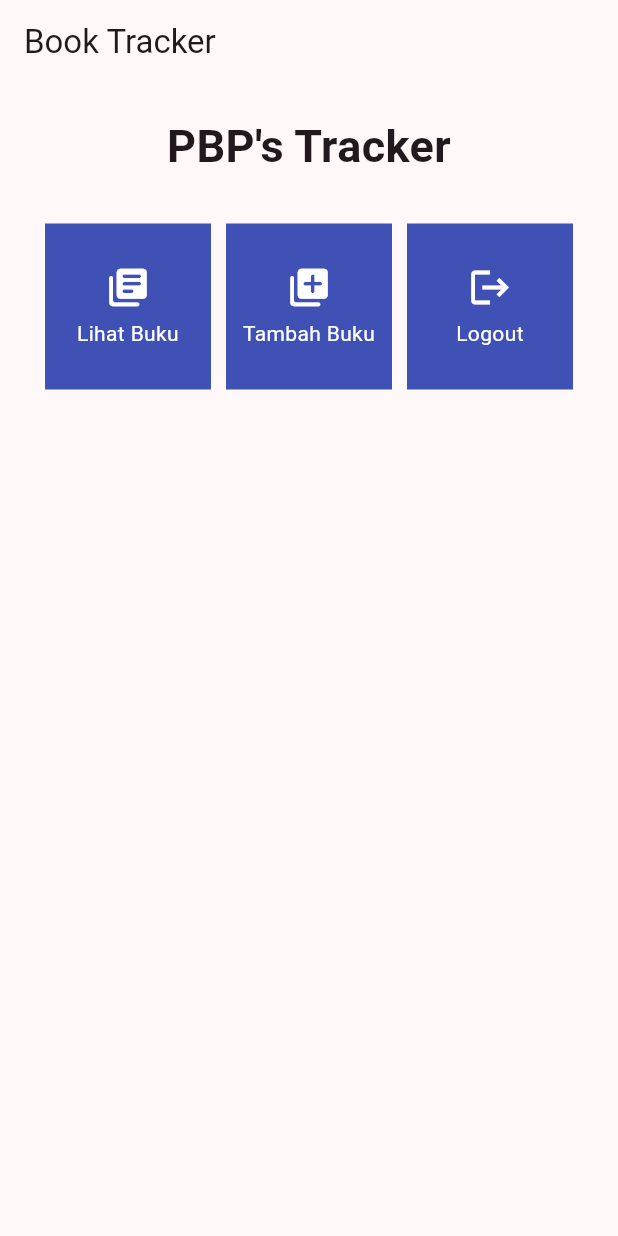
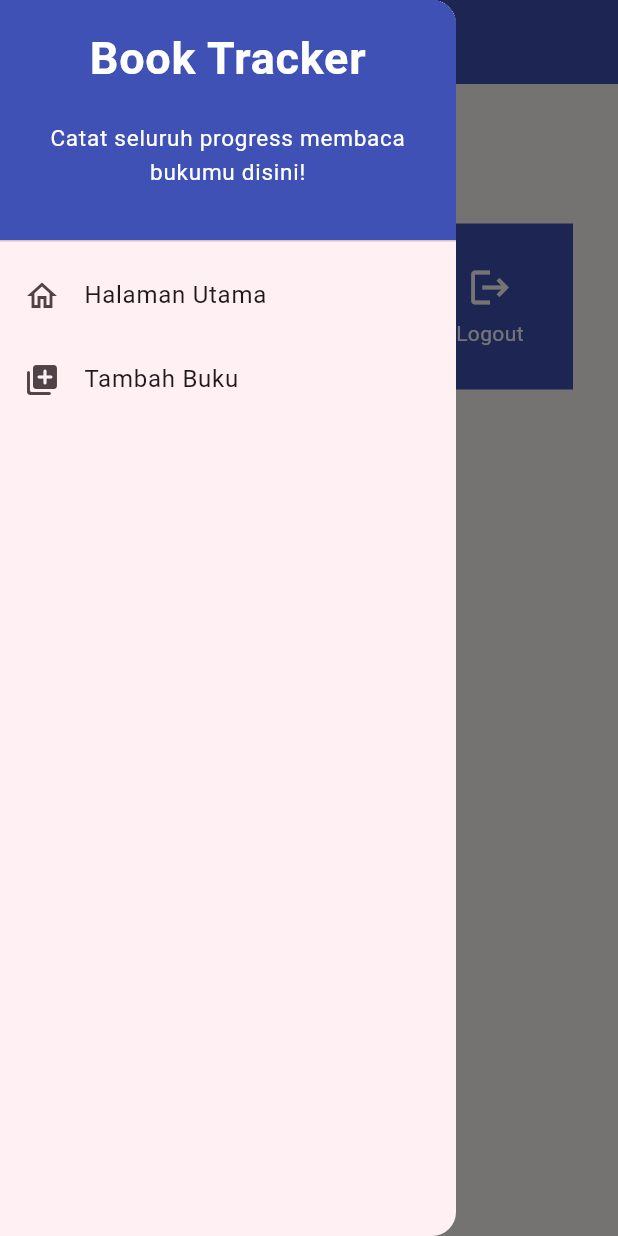
Before and after one commit to nairisfa/book-tracker-mobile, a Flutter app: the screen it shows after launch, with the side drawer open (before the commit the screen has no drawer), on a phone screen of 412 x 824 dp. Run offline on Flutter 3.47's test engine with Material 3 defaults, Android fonts, the phone set to English and light mode, and no system bars.

Commit message:
Tutorial 7

```diff
--- a/lib/main.dart
+++ b/lib/main.dart
@@ -1,5 +1,5 @@
 import 'package:flutter/material.dart';
-import 'package:book_tracker/menu.dart';
+import 'package:book_tracker/screens/menu.dart';
 
 void main() {
   runApp(const MyApp());
--- a/lib/menu.dart
+++ /dev/null
@@ -1,126 +0,0 @@
-import 'package:flutter/material.dart';
-
-class MyHomePage extends StatelessWidget {
-    MyHomePage({super.key});
-
-  // This widget is the home page of your application. It is stateful, meaning
-  // that it has a State object (defined below) that contains fields that affect
-  // how it looks.
-
-  final List<TrackerItem> items = [
-    TrackerItem("Lihat Buku", Icons.library_books_rounded),
-    TrackerItem("Tambah Buku", Icons.library_add_rounded),
-    TrackerItem("Logout", Icons.logout),
-];
-
-  // This class is the configuration for the state. It holds the values (in this
-  // case the title) provided by the parent (in this case the App widget) and
-  // used by the build method of the State. Fields in a Widget subclass are
-  // always marked "final".
-
-  @override
-  Widget build(BuildContext context) {
-    // This method is rerun every time setState is called, for instance as done
-    // by the _incrementCounter method above.
-    //
-    // The Flutter framework has been optimized to make rerunning build methods
-    // fast, so that you can just rebuild anything that needs updating rather
-    // than having to individually change instances of widgets.
-    return Scaffold(
-        appBar: AppBar(
-        title: const Text(
-            'Book Tracker',
-        ),
-        ),
-        body: SingleChildScrollView(
-        // Widget wrapper yang dapat discroll
-        child: Padding(
-            padding: const EdgeInsets.all(10.0), // Set padding dari halaman
-            child: Column(
-            // Widget untuk menampilkan children secara vertikal
-            children: <Widget>[
-                const Padding(
-                padding: EdgeInsets.only(top: 10.0, bottom: 10.0),
-                // Widget Text untuk menampilkan tulisan dengan alignment center dan style yang sesuai
-                child: Text(
-                    'PBP\'s Tracker', // Text yang menandakan tracker
-                    textAlign: TextAlign.center,
-                    style: TextStyle(
-                    fontSize: 30,
-                    fontWeight: FontWeight.bold,
-                    ),
-                ),
-                ),
-                // Grid layout
-                GridView.count(
-                // Container pada card kita.
-                primary: true,
-                padding: const EdgeInsets.all(20),
-                crossAxisSpacing: 10,
-                mainAxisSpacing: 10,
-                crossAxisCount: 3,
-                shrinkWrap: true,
-                children: items.map((TrackerItem item) {
-                    // Iterasi untuk setiap item
-                    return TrackerCard(item);
-                }).toList(),
-                ),
-            ],
-            ),
-        ),
-        ),
-    );
-  }
-}
-
-class TrackerItem {
-    final String name;
-    final IconData icon;
-
-    TrackerItem(this.name, this.icon);
-}
-
-class TrackerCard extends StatelessWidget {
-    final TrackerItem item;
-
-    const TrackerCard(this.item, {super.key}); // Constructor
-
-    @override
-    Widget build(BuildContext context) {
-    return Material(
-        color: Colors.indigo,
-        child: InkWell(
-        // Area responsive terhadap sentuhan
-        onTap: () {
-            // Memunculkan SnackBar ketika diklik
-            ScaffoldMessenger.of(context)
-            ..hideCurrentSnackBar()
-            ..showSnackBar(SnackBar(
-                content: Text("Kamu telah menekan tombol ${item.name}!")));
-        },
-        child: Container(
-            // Container untuk menyimpan Icon dan Text
-            padding: const EdgeInsets.all(8),
-            child: Center(
-            child: Column(
-                mainAxisAlignment: MainAxisAlignment.center,
-                children: [
-                Icon(
-                    item.icon,
-                    color: Colors.white,
-                    size: 30.0,
-                ),
-                const Padding(padding: EdgeInsets.all(3)),
-                Text(
-                    item.name,
-                    textAlign: TextAlign.center,
-                    style: const TextStyle(color: Colors.white),
-                ),
-                ],
-            ),
-            ),
-        ),
-        ),
-    );
-    }
-}
--- /dev/null
+++ b/lib/screens/menu.dart
@@ -0,0 +1,82 @@
+import 'package:book_tracker/widgets/tracker_card.dart';
+import 'package:flutter/material.dart';
+
+// Impor drawer widget
+import 'package:book_tracker/widgets/left_drawer.dart';
+
+class MyHomePage extends StatelessWidget {
+  MyHomePage({super.key});
+
+  // This widget is the home page of your application. It is stateful, meaning
+  // that it has a State object (defined below) that contains fields that affect
+  // how it looks.
+
+  final List<TrackerItem> items = [
+    TrackerItem("Lihat Buku", Icons.library_books_rounded),
+    TrackerItem("Tambah Buku", Icons.library_add_rounded),
+    TrackerItem("Logout", Icons.logout),
+  ];
+
+  // This class is the configuration for the state. It holds the values (in this
+  // case the title) provided by the parent (in this case the App widget) and
+  // used by the build method of the State. Fields in a Widget subclass are
+  // always marked "final".
+
+  @override
+  Widget build(BuildContext context) {
+    // This method is rerun every time setState is called, for instance as done
+    // by the _incrementCounter method above.
+    //
+    // The Flutter framework has been optimized to make rerunning build methods
+    // fast, so that you can just rebuild anything that needs updating rather
+    // than having to individually change instances of widgets.
+    return Scaffold(
+      appBar: AppBar(
+        title: const Text(
+          'Book Tracker',
+        ),
+        backgroundColor: Colors.indigo,
+        foregroundColor: Colors.white,
+      ),
+      // Masukkan drawer sebagai parameter nilai drawer dari widget Scaffold
+      drawer: const LeftDrawer(),
+      body: SingleChildScrollView(
+        // Widget wrapper yang dapat discroll
+        child: Padding(
+          padding: const EdgeInsets.all(10.0), // Set padding dari halaman
+          child: Column(
+            // Widget untuk menampilkan children secara vertikal
+            children: <Widget>[
+              const Padding(
+                padding: EdgeInsets.only(top: 10.0, bottom: 10.0),
+                // Widget Text untuk menampilkan tulisan dengan alignment center dan style yang sesuai
+                child: Text(
+                  'PBP\'s Tracker', // Text yang menandakan tracker
+                  textAlign: TextAlign.center,
+                  style: TextStyle(
+                    fontSize: 30,
+                    fontWeight: FontWeight.bold,
+                  ),
+                ),
+              ),
+              // Grid layout
+              GridView.count(
+                // Container pada card kita.
+                primary: true,
+                padding: const EdgeInsets.all(20),
+                crossAxisSpacing: 10,
+                mainAxisSpacing: 10,
+                crossAxisCount: 3,
+                shrinkWrap: true,
+                children: items.map((TrackerItem item) {
+                  // Iterasi untuk setiap item
+                  return TrackerCard(item);
+                }).toList(),
+              ),
+            ],
+          ),
+        ),
+      ),
+    );
+  }
+}
--- /dev/null
+++ b/lib/widgets/left_drawer.dart
@@ -0,0 +1,71 @@
+import 'package:flutter/material.dart';
+import 'package:flutter/material.dart';
+import 'package:book_tracker/screens/menu.dart';
+
+import '../screens/trackerlist_form.dart';
+// TODO: Impor halaman TrackerFormPage jika sudah dibuat
+
+class LeftDrawer extends StatelessWidget {
+  const LeftDrawer({super.key});
+
+  @override
+  Widget build(BuildContext context) {
+    return Drawer(
+      child: ListView(
+        children: [
+          const DrawerHeader(
+            decoration: BoxDecoration(
+              color: Colors.indigo,
+            ),
+            child: Column(
+              children: [
+                Text(
+                  'Book Tracker',
+                  textAlign: TextAlign.center,
+                  style: TextStyle(
+                    fontSize: 30,
+                    fontWeight: FontWeight.bold,
+                    color: Colors.white,
+                  ),
+                ),
+                Padding(padding: EdgeInsets.all(10)),
+                Text(
+                  "Catat seluruh progress membaca bukumu disini!",
+                  textAlign: TextAlign.center,
+                  style: TextStyle(
+                    fontSize: 15,
+                    color: Colors.white,
+                  ),
+                ),
+              ],
+            ),
+          ),
+          ListTile(
+            leading: const Icon(Icons.home_outlined),
+            title: const Text('Halaman Utama'),
+            // Bagian redirection ke MyHomePage
+            onTap: () {
+              Navigator.pushReplacement(
+                  context,
+                  MaterialPageRoute(
+                    builder: (context) => MyHomePage(),
+                  ));
+            },
+          ),
+          ListTile(
+            leading: const Icon(Icons.library_add_rounded),
+            title: const Text('Tambah Buku'),
+            // Bagian redirection ke TrackerFormPage
+            onTap: () {
+              Navigator.pushReplacement(
+                  context,
+                  MaterialPageRoute(
+                    builder: (context) => TrackerFormPage(),
+                  ));
+            },
+          ),
+        ],
+      ),
+    );
+  }
+}
--- /dev/null
+++ b/lib/widgets/tracker_card.dart
@@ -0,0 +1,62 @@
+import 'package:flutter/cupertino.dart';
+import 'package:flutter/material.dart';
+
+import '../screens/trackerlist_form.dart';
+
+class TrackerItem {
+  final String name;
+  final IconData icon;
+
+  TrackerItem(this.name, this.icon);
+}
+
+class TrackerCard extends StatelessWidget {
+  final TrackerItem item;
+
+  const TrackerCard(this.item, {super.key}); // Constructor
+
+  @override
+  Widget build(BuildContext context) {
+    return Material(
+      color: Colors.indigo,
+      child: InkWell(
+        // Area responsif terhadap sentuhan
+        onTap: () {
+          // Memunculkan SnackBar ketika diklik
+          ScaffoldMessenger.of(context)
+            ..hideCurrentSnackBar()
+            ..showSnackBar(SnackBar(
+                content: Text("Kamu telah menekan tombol ${item.name}!")));
+
+          // Navigate ke route yang sesuai (tergantung jenis tombol)
+          if (item.name == "Tambah Buku") {
+            Navigator.push(context,
+                MaterialPageRoute(builder: (context) => const TrackerFormPage()));
+          }
+        },
+        child: Container(
+          // Container untuk menyimpan Icon dan Text
+          padding: const EdgeInsets.all(8),
+          child: Center(
+            child: Column(
+              mainAxisAlignment: MainAxisAlignment.center,
+              children: [
+                Icon(
+                  item.icon,
+                  color: Colors.white,
+                  size: 30.0,
+                ),
+                const Padding(padding: EdgeInsets.all(3)),
+                Text(
+                  item.name,
+                  textAlign: TextAlign.center,
+                  style: const TextStyle(color: Colors.white),
+                ),
+              ],
+            ),
+          ),
+        ),
+      ),
+    );
+  }
+}
```
Also changed, not shown: form_sample/analysis_options.yaml (added, +28 -0 lines), form_sample/lib/main.dart (added, +66 -0 lines), form_sample/pubspec.yaml (added, +90 -0 lines), lib/screens/trackerlist_form.dart (added, +160 -0 lines), form_sample/pubspec.lock (added), 123 other files.
